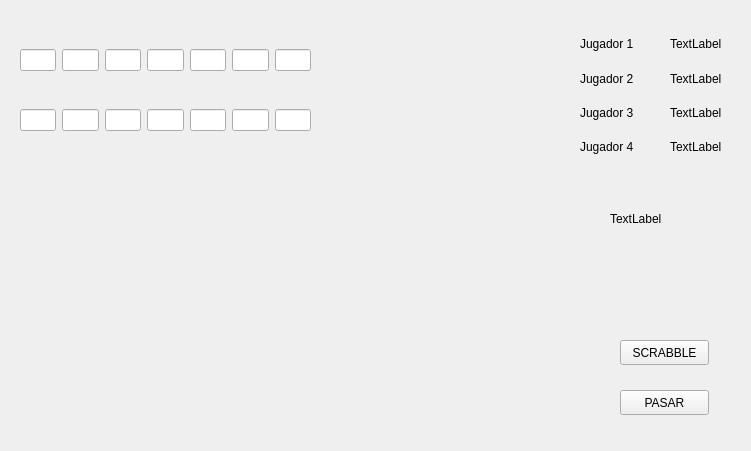
The window that pantallatablero.ui (AndreyZartty/Scrabble) describes before a commit, drawn with Qt 5.
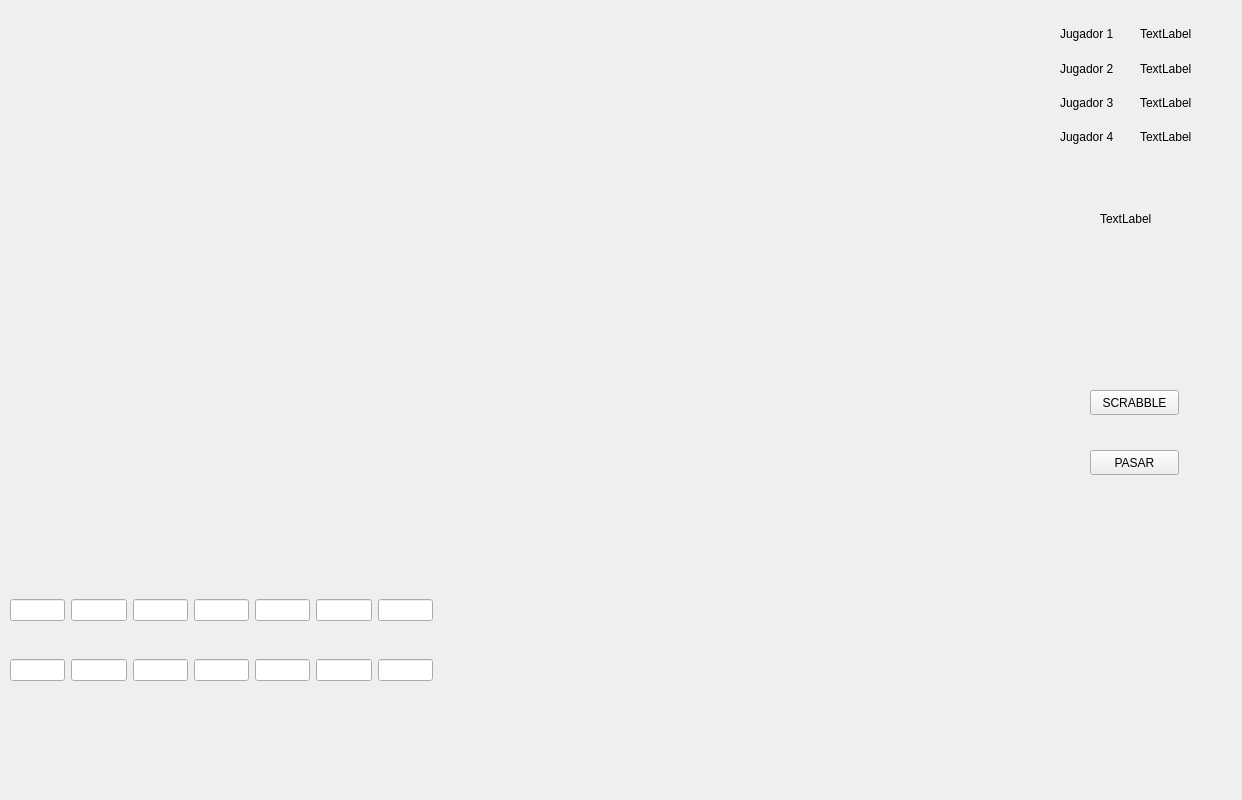
The same window after the commit.

The edit to the form file:
```diff
--- a/pantallatablero.ui
+++ b/pantallatablero.ui
@@ -6,18 +6,24 @@
    <rect>
     <x>0</x>
     <y>0</y>
-    <width>751</width>
-    <height>451</height>
+    <width>1242</width>
+    <height>800</height>
    </rect>
   </property>
+  <property name="minimumSize">
+   <size>
+    <width>1200</width>
+    <height>700</height>
+   </size>
+  </property>
   <property name="windowTitle">
    <string>Form</string>
   </property>
   <widget class="QPushButton" name="pushButton">
    <property name="geometry">
     <rect>
-     <x>620</x>
-     <y>340</y>
+     <x>1090</x>
+     <y>390</y>
      <width>89</width>
      <height>25</height>
     </rect>
@@ -29,8 +35,8 @@
   <widget class="QPushButton" name="pushButton_2">
    <property name="geometry">
     <rect>
-     <x>620</x>
-     <y>390</y>
+     <x>1090</x>
+     <y>450</y>
      <width>89</width>
      <height>25</height>
     </rect>
@@ -42,8 +48,8 @@
   <widget class="QWidget" name="verticalLayoutWidget">
    <property name="geometry">
     <rect>
-     <x>580</x>
-     <y>30</y>
+     <x>1060</x>
+     <y>20</y>
      <width>81</width>
      <height>131</height>
     </rect>
@@ -82,7 +88,7 @@
   <widget class="QLabel" name="label">
    <property name="geometry">
     <rect>
-     <x>610</x>
+     <x>1100</x>
      <y>210</y>
      <width>67</width>
      <height>17</height>
@@ -95,8 +101,8 @@
   <widget class="QWidget" name="verticalLayoutWidget_2">
    <property name="geometry">
     <rect>
-     <x>670</x>
-     <y>30</y>
+     <x>1140</x>
+     <y>20</y>
      <width>71</width>
      <height>131</height>
     </rect>
@@ -135,9 +141,9 @@
   <widget class="QWidget" name="horizontalLayoutWidget">
    <property name="geometry">
     <rect>
-     <x>20</x>
-     <y>20</y>
-     <width>291</width>
+     <x>10</x>
+     <y>570</y>
+     <width>423</width>
      <height>80</height>
     </rect>
    </property>
@@ -168,9 +174,9 @@
   <widget class="QWidget" name="horizontalLayoutWidget_2">
    <property name="geometry">
     <rect>
-     <x>20</x>
-     <y>80</y>
-     <width>291</width>
+     <x>10</x>
+     <y>630</y>
+     <width>423</width>
      <height>80</height>
     </rect>
    </property>
```
